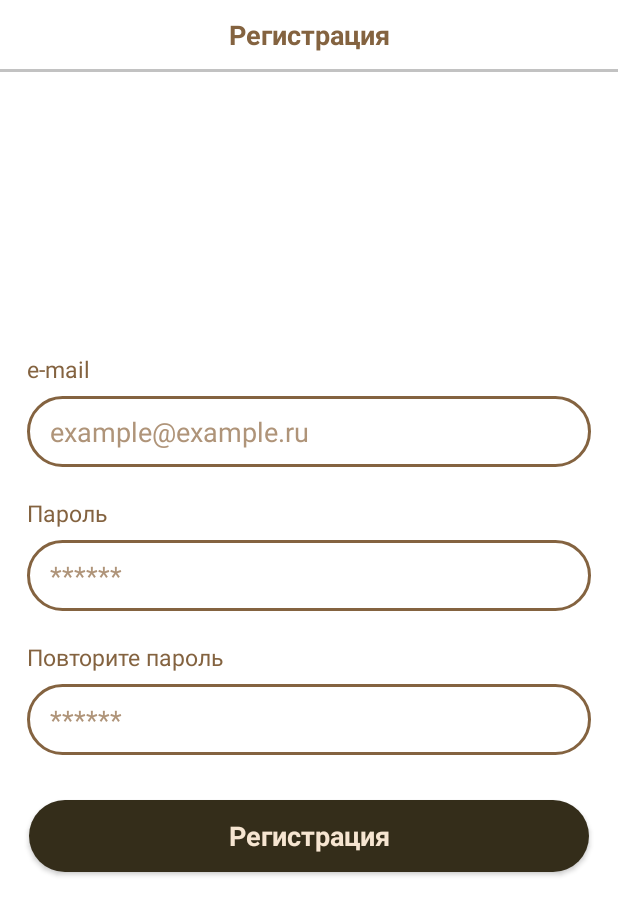
After one commit to VladiYak/SevenWindsStudioTask, an Android app: the fragment SignUpFragment shown on its own in the app's theme, on a phone screen of 412 x 824 dp. The commit adds this screen. Shown: the top 915 px of the screen. Run offline under Robolectric (Android 15) with nearby library versions, the phone set to English and light mode, and no system bars.

Commit message:
Добавлен экран регистрации и навигация

```diff
--- a/app/build.gradle.kts
+++ b/app/build.gradle.kts
@@ -9,7 +9,7 @@ plugins {
 
 android {
     namespace = "com.vladiyak.sevenwindsstudiotask"
-    compileSdk = 33
+    compileSdk = 34
 
     defaultConfig {
         applicationId = "com.vladiyak.sevenwindsstudiotask"
@@ -36,6 +36,10 @@ android {
     }
     kotlinOptions {
         jvmTarget = "1.8"
+    }
+
+    buildFeatures {
+        viewBinding = true
     }
 }
 
--- a/app/src/main/java/com/vladiyak/sevenwindsstudiotask/MainActivity.kt
+++ b/app/src/main/java/com/vladiyak/sevenwindsstudiotask/MainActivity.kt
@@ -2,10 +2,26 @@ package com.vladiyak.sevenwindsstudiotask
 
 import androidx.appcompat.app.AppCompatActivity
 import android.os.Bundle
+import androidx.navigation.NavController
+import androidx.navigation.fragment.NavHostFragment
+import androidx.navigation.ui.AppBarConfiguration
+import com.vladiyak.sevenwindsstudiotask.databinding.ActivityMainBinding
 
 class MainActivity : AppCompatActivity() {
+
+    private lateinit var appBarConfiguration: AppBarConfiguration
+    private lateinit var binding: ActivityMainBinding
+    private lateinit var navController: NavController
     override fun onCreate(savedInstanceState: Bundle?) {
         super.onCreate(savedInstanceState)
-        setContentView(R.layout.activity_main)
+        binding = ActivityMainBinding.inflate(layoutInflater)
+        setContentView(binding.root)
+
+        val navHostFragment = supportFragmentManager.findFragmentById(
+            R.id.nav_host_fragment_main
+        ) as NavHostFragment
+        navController = navHostFragment.navController
+        appBarConfiguration = AppBarConfiguration(navController.graph)
+
     }
 }
--- a/app/src/main/java/com/vladiyak/sevenwindsstudiotask/di/AppModule.kt
+++ b/app/src/main/java/com/vladiyak/sevenwindsstudiotask/di/AppModule.kt
@@ -1,7 +1,10 @@
 package com.vladiyak.sevenwindsstudiotask.di
 
 import com.vladiyak.sevenwindsstudiotask.data.network.coffeeapi.CoffeeApiService
+import dagger.Module
 import dagger.Provides
+import dagger.hilt.InstallIn
+import dagger.hilt.components.SingletonComponent
 import okhttp3.OkHttpClient
 import okhttp3.logging.HttpLoggingInterceptor
 import retrofit2.Retrofit
@@ -9,6 +12,8 @@ import retrofit2.converter.gson.GsonConverterFactory
 import retrofit2.create
 import javax.inject.Singleton
 
+@InstallIn(SingletonComponent::class)
+@Module
 object AppModule {
 
     @Provides
--- /dev/null
+++ b/app/src/main/java/com/vladiyak/sevenwindsstudiotask/presentation/SignUpFragment.kt
@@ -0,0 +1,20 @@
+package com.vladiyak.sevenwindsstudiotask.presentation
+
+import android.os.Bundle
+import androidx.fragment.app.Fragment
+import android.view.LayoutInflater
+import android.view.View
+import android.view.ViewGroup
+import com.vladiyak.sevenwindsstudiotask.R
+
+
+class SignUpFragment : Fragment() {
+
+    override fun onCreateView(
+        inflater: LayoutInflater, container: ViewGroup?,
+        savedInstanceState: Bundle?
+    ): View? {
+        // Inflate the layout for this fragment
+        return inflater.inflate(R.layout.fragment_sign_up, container, false)
+    }
+}
--- /dev/null
+++ b/app/src/main/res/drawable/rounded_button_background.xml
@@ -0,0 +1,6 @@
+<?xml version="1.0" encoding="utf-8"?>
+<shape xmlns:android="http://schemas.android.com/apk/res/android"
+    android:shape="rectangle">
+    <solid android:color="#342D1A" />
+    <corners android:radius="30dp" />
+</shape>
--- /dev/null
+++ b/app/src/main/res/drawable/rounded_edittext_background.xml
@@ -0,0 +1,7 @@
+<?xml version="1.0" encoding="utf-8"?>
+<shape xmlns:android="http://schemas.android.com/apk/res/android"
+    android:shape="rectangle">
+    <solid android:color="#FFFFFF" />
+    <corners android:radius="30dp" />
+    <stroke android:width="2dp" android:color="#846340" />
+</shape>
--- a/app/src/main/res/layout/activity_main.xml
+++ b/app/src/main/res/layout/activity_main.xml
@@ -6,13 +6,16 @@
     android:layout_height="match_parent"
     tools:context=".MainActivity">
 
-    <TextView
-        android:layout_width="wrap_content"
-        android:layout_height="wrap_content"
-        android:text="Hello World!"
+    <androidx.fragment.app.FragmentContainerView
+        android:id="@+id/nav_host_fragment_main"
+        android:name="androidx.navigation.fragment.NavHostFragment"
+        android:layout_width="0dp"
+        android:layout_height="0dp"
+        app:defaultNavHost="true"
         app:layout_constraintBottom_toBottomOf="parent"
         app:layout_constraintEnd_toEndOf="parent"
         app:layout_constraintStart_toStartOf="parent"
-        app:layout_constraintTop_toTopOf="parent" />
+        app:layout_constraintTop_toTopOf="parent"
+        app:navGraph="@navigation/nav_graph" />
 
 </androidx.constraintlayout.widget.ConstraintLayout>
--- /dev/null
+++ b/app/src/main/res/layout/fragment_sign_up.xml
@@ -0,0 +1,129 @@
+<?xml version="1.0" encoding="utf-8"?>
+<androidx.constraintlayout.widget.ConstraintLayout xmlns:android="http://schemas.android.com/apk/res/android"
+    xmlns:app="http://schemas.android.com/apk/res-auto"
+    xmlns:tools="http://schemas.android.com/tools"
+    android:layout_width="match_parent"
+    android:background="@color/white"
+    android:layout_height="match_parent"
+    tools:context=".presentation.SignUpFragment">
+
+    <androidx.appcompat.widget.Toolbar
+        android:id="@+id/toolbar"
+        android:layout_width="match_parent"
+        android:layout_height="46dp"
+        android:background="@color/white"
+        android:elevation="10dp"
+        app:layout_constraintStart_toStartOf="parent"
+        app:layout_constraintEnd_toEndOf="parent"
+        app:layout_constraintTop_toTopOf="parent" >
+
+        <TextView
+            android:layout_width="wrap_content"
+            android:layout_height="wrap_content"
+            style="@style/TextAppearance.Material3.TitleLarge"
+            android:text="Регистрация"
+            android:textStyle="bold"
+            android:textSize="18sp"
+            android:layout_gravity="center"
+            android:textColor="#846340" />
+
+    </androidx.appcompat.widget.Toolbar>
+
+    <com.google.android.material.divider.MaterialDivider
+        android:layout_width="match_parent"
+        android:layout_height="2dp"
+        app:dividerColor="#C2C2C2"
+        app:layout_constraintTop_toBottomOf="@id/toolbar"/>
+
+
+    <androidx.appcompat.widget.LinearLayoutCompat
+        android:layout_width="match_parent"
+        android:layout_height="match_parent"
+        android:orientation="vertical"
+        android:layout_marginTop="235dp"
+        app:layout_constraintTop_toBottomOf="@id/toolbar">
+
+        <TextView
+            android:layout_width="wrap_content"
+            android:layout_height="wrap_content"
+            android:text="e-mail"
+            android:textSize="15sp"
+            android:layout_marginStart="18dp"
+            android:textColor="#846340"/>
+
+    <EditText
+        android:id="@+id/edit_text_email"
+        android:layout_width="match_parent"
+        android:layout_height="47dp"
+        android:hint="example@example.ru"
+        android:textSize="18sp"
+        android:paddingStart="15dp"
+        android:textColorHint="#AF9479"
+        android:layout_marginStart="18dp"
+        android:layout_marginEnd="18dp"
+        android:layout_marginTop="7dp"
+        android:background="@drawable/rounded_edittext_background" />
+
+        <TextView
+            android:layout_width="wrap_content"
+            android:layout_height="wrap_content"
+            android:text="Пароль"
+            android:textSize="15sp"
+            android:layout_marginStart="18dp"
+            android:layout_marginTop="20dp"
+            android:textColor="#846340"/>
+
+    <EditText
+        android:id="@+id/edit_text_password"
+        android:layout_width="match_parent"
+        android:layout_height="47dp"
+        android:hint="******"
+        android:textSize="18sp"
+        android:paddingStart="15dp"
+        android:textColorHint="#AF9479"
+        android:layout_marginStart="18dp"
+        android:layout_marginEnd="18dp"
+        android:layout_marginTop="7dp"
+        android:background="@drawable/rounded_edittext_background" />
+
+        <TextView
+            android:layout_width="wrap_content"
+            android:layout_height="wrap_content"
+            android:text="Повторите пароль"
+            android:textSize="15sp"
+            android:layout_marginStart="18dp"
+            android:layout_marginTop="20dp"
+            android:textColor="#846340"/>
+
+    <EditText
+        android:id="@+id/edit_text_repeat_password"
+        android:layout_width="match_parent"
+        android:layout_height="47dp"
+        android:hint="******"
+        android:textSize="18sp"
+        android:paddingStart="15dp"
+        android:textColorHint="#AF9479"
+        android:layout_marginStart="18dp"
+        android:layout_marginEnd="18dp"
+        android:layout_marginTop="7dp"
+        android:background="@drawable/rounded_edittext_background" />
+
+
+        <androidx.appcompat.widget.AppCompatButton
+            android:layout_width="match_parent"
+            android:layout_height="wrap_content"
+            android:text="Регистрация"
+            style="@style/TextAppearance.Material3.TitleLarge"
+            android:textColor="#F6E5D1"
+            android:textSize="18sp"
+            android:textStyle="bold"
+            android:background="@drawable/rounded_button_background"
+            android:layout_marginStart="19dp"
+            android:layout_marginEnd="19dp"
+            android:layout_marginTop="30dp"/>
+
+    </androidx.appcompat.widget.LinearLayoutCompat>
+
+
+
+</androidx.constraintlayout.widget.ConstraintLayout>
--- /dev/null
+++ b/app/src/main/res/navigation/nav_graph.xml
@@ -0,0 +1,13 @@
+<?xml version="1.0" encoding="utf-8"?>
+<navigation xmlns:android="http://schemas.android.com/apk/res/android"
+    xmlns:app="http://schemas.android.com/apk/res-auto"
+    xmlns:tools="http://schemas.android.com/tools"
+    android:id="@+id/nav_graph"
+    app:startDestination="@id/signUpFragment">
+
+    <fragment
+        android:id="@+id/signUpFragment"
+        android:name="com.vladiyak.sevenwindsstudiotask.presentation.SignUpFragment"
+        android:label="fragment_sign_up"
+        tools:layout="@layout/fragment_sign_up" />
+</navigation>
--- a/app/src/main/res/values/strings.xml
+++ b/app/src/main/res/values/strings.xml
@@ -1,3 +1,5 @@
 <resources>
     <string name="app_name">SevenWindsStudioTask</string>
+    <!-- TODO: Remove or change this placeholder text -->
+    <string name="hello_blank_fragment">Hello blank fragment</string>
 </resources>
```
